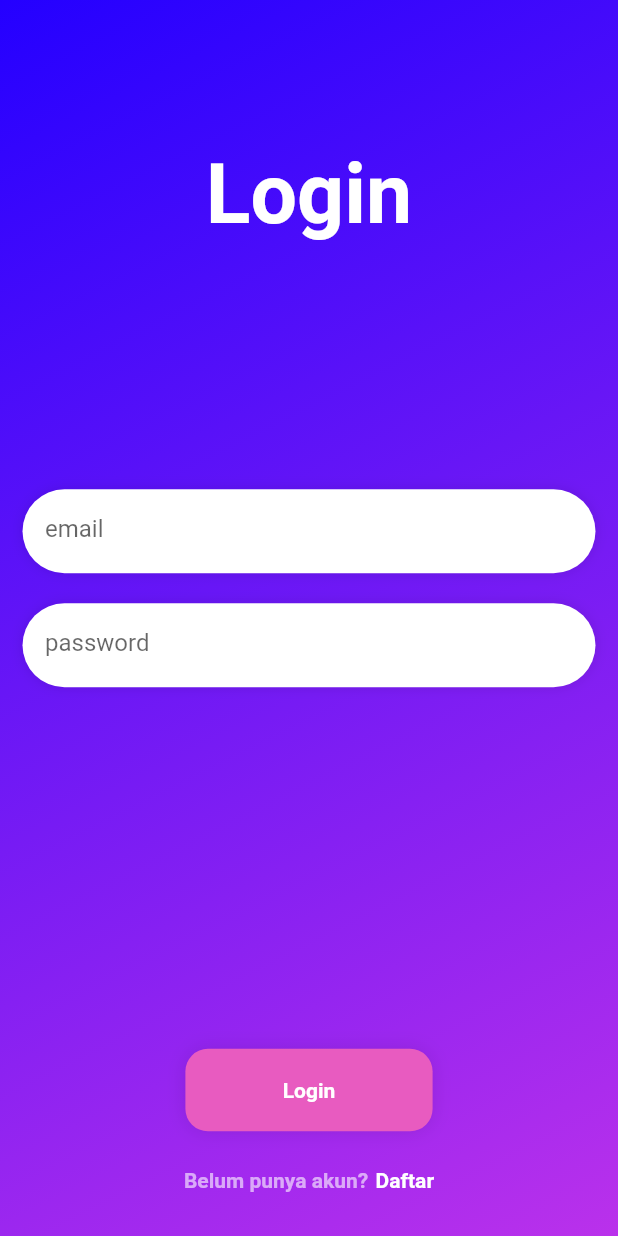
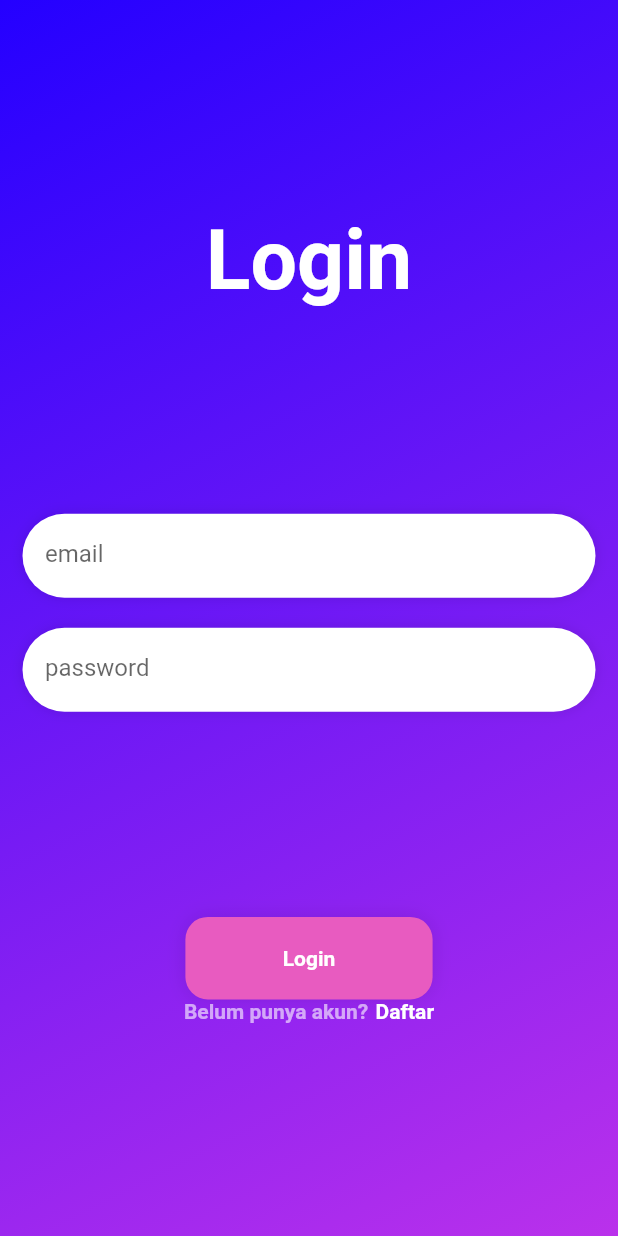
Before and after one commit to Soviena/belajarpro-flutter, a Flutter app: the RegisterView screen opened directly, after a tap on "Masuk", on a phone screen of 412 x 824 dp. Run offline on Flutter 3.47's test engine with Material 2 defaults, Android fonts, the phone set to English and light mode, and no system bars; our stand-ins replace get, hexcolor.

Commit message:
fix landscape mode for login and register

```diff
--- a/lib/view/Register.view.dart
+++ b/lib/view/Register.view.dart
@@ -26,11 +26,10 @@ class RegisterView extends StatelessWidget {
         ),
         padding: const EdgeInsets.all(15.0),
         child: Column(
-          mainAxisAlignment: MainAxisAlignment.start,
+          mainAxisAlignment: MainAxisAlignment.spaceEvenly,
           crossAxisAlignment: CrossAxisAlignment.center,
           children: [
             Container(
-              margin: EdgeInsets.symmetric(vertical: MediaQuery.of(context).size.height * 0.1),
               alignment: Alignment.topCenter,
               child: Text(
                 'Register',
@@ -41,12 +40,15 @@ class RegisterView extends StatelessWidget {
                 ),
               ),
             ),
+            Container(
+              child: Column(
+                children: [
                   TextFormGlobal(
                     controller: userController,
                     text: 'username',
                     obscure: false,
                     textInputType: TextInputType.text,
-              margins: EdgeInsets.only(top: MediaQuery.of(context).size.height * 0.1, bottom: 10)
+                    margins: EdgeInsets.symmetric(vertical: 10),
                   ),
                   TextFormGlobal(
                     controller: emailController,
@@ -63,14 +65,22 @@ class RegisterView extends StatelessWidget {
                     margins: EdgeInsets.symmetric(vertical: 10),
 
                   ),
+                ],
+              ),
+            ),
+            Container(
+              child: Column(
+                children: [
                   Container(
                     child: ButtonGlobal(
                       text: "Register",
-                margins: EdgeInsets.only(top: MediaQuery.of(context).size.height * 0.15),
+                      margins: EdgeInsets.zero
                     ),
-              margin: EdgeInsets.symmetric(vertical: 25),
                   ),
                   Container(child: SocialRegister()),
+                ],
+              ),
+            ),
           ],
         ),
       ),
--- a/lib/view/login.view.dart
+++ b/lib/view/login.view.dart
@@ -25,12 +25,10 @@ class LoginView extends StatelessWidget {
         ),
         padding: const EdgeInsets.all(15.0),
         child: Column(
-          mainAxisAlignment: MainAxisAlignment.start,
+          mainAxisAlignment: MainAxisAlignment.spaceEvenly,
           crossAxisAlignment: CrossAxisAlignment.center,
           children: [
             Container(
-              margin: EdgeInsets.symmetric(
-                  vertical: MediaQuery.of(context).size.height * 0.1),
               alignment: Alignment.topCenter,
               child: Text(
                 'Login',
@@ -41,13 +39,16 @@ class LoginView extends StatelessWidget {
                 ),
               ),
             ),
+            Container(
+              child: Column(
+                children: [
                   TextFormGlobal(
                       controller: emailController,
                       text: 'email',
                       obscure: false,
                       textInputType: TextInputType.emailAddress,
-                margins: EdgeInsets.only(
-                    top: MediaQuery.of(context).size.height * 0.1, bottom: 10)),
+                      margins: EdgeInsets.symmetric(vertical: 10),
+                      ),
                   TextFormGlobal(
                     controller: passwordController,
                     text: 'password',
@@ -55,15 +56,22 @@ class LoginView extends StatelessWidget {
                     obscure: true,
                     margins: EdgeInsets.symmetric(vertical: 10),
                   ),
+                ],
+              ),
+            ),
+            Container(
+              child: Column(
+                children: [
                   Container(
                     child: ButtonGlobal(
                       text: "Login",
-                margins: EdgeInsets.only(
-                    top: MediaQuery.of(context).size.height * 0.25),
+                      margins: EdgeInsets.zero
                     ),
-              margin: EdgeInsets.symmetric(vertical: 25),
                   ),
                   Container(child: SocialLogin()),
+                ],
+              ),
+            ),
           ],
         ),
       ),
```
Lines whose indentation alone changed are shown as unchanged.
